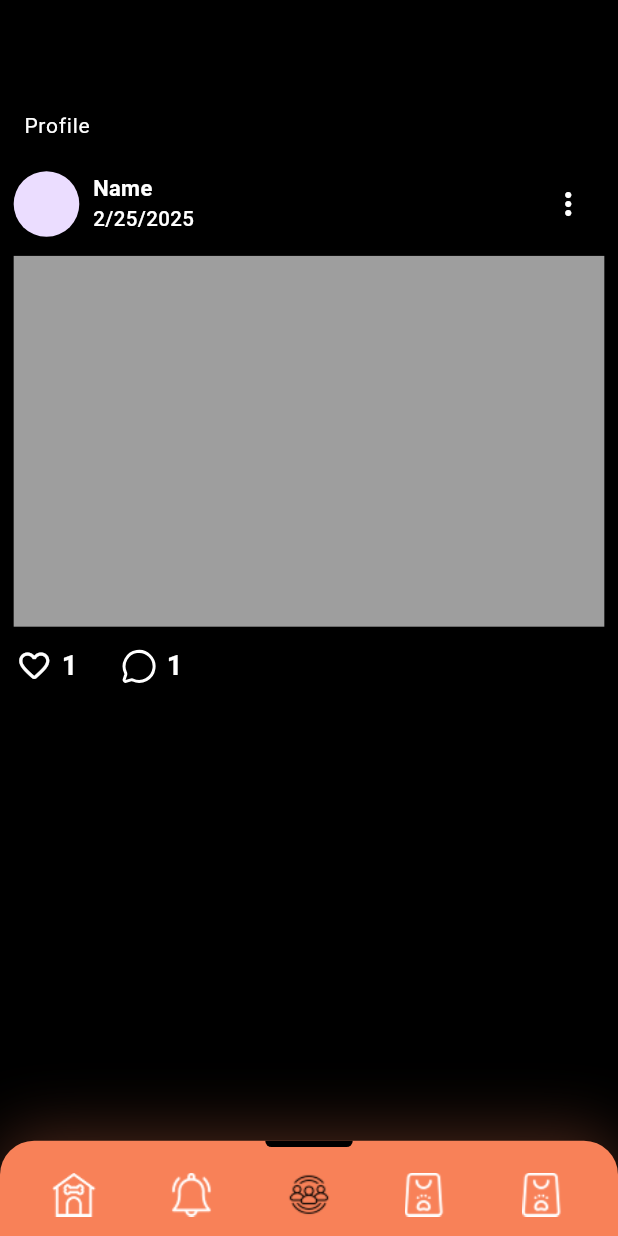
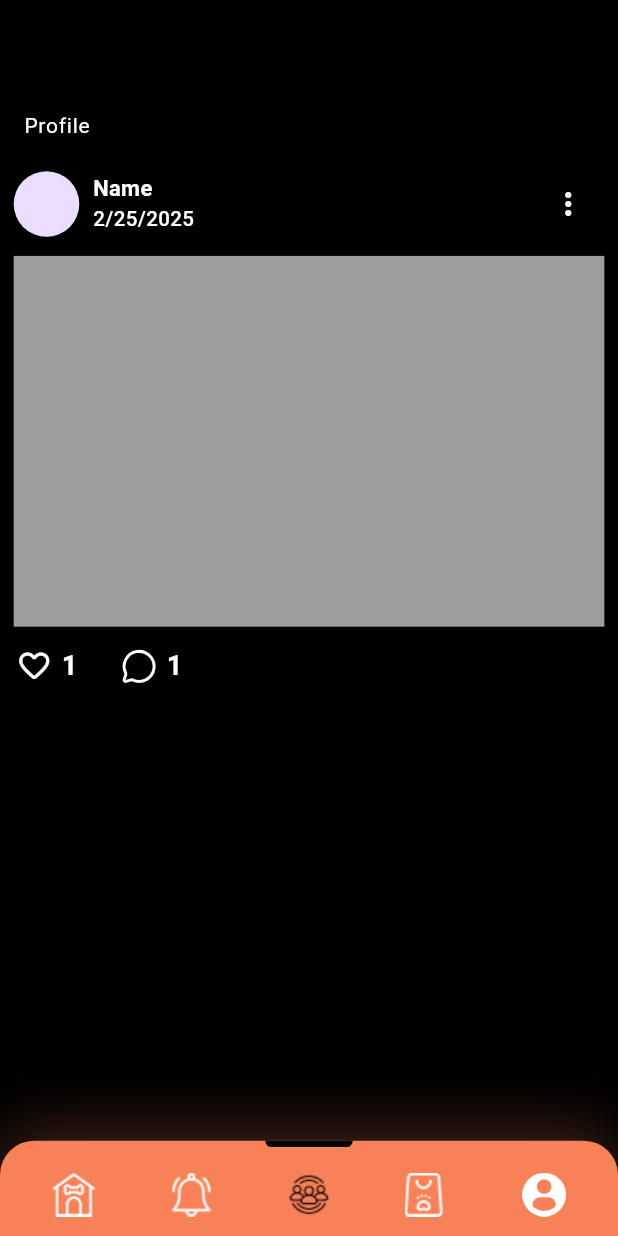
Before and after one commit to Chandupa04/furrpal, a Flutter app: the NavBar screen opened directly, item 3 of the bottom bar chosen, on a phone screen of 412 x 824 dp. Run offline on Flutter 3.47's test engine with Material 3 defaults, Android fonts, the phone set to English and light mode, and no system bars; our stand-ins replace firebase_auth, firebase_core, flutter_bloc, flutter_screenutil, lucide_icons_flutter; missing offline and left inert: custom_check_box, platform_text; accounts and stored records are empty.

Commit message:
user profile

```diff
--- a/lib/features/nav_bar/presentation/pages/nav_bar.dart
+++ b/lib/features/nav_bar/presentation/pages/nav_bar.dart
@@ -76,8 +76,8 @@ class _NavBarState extends State<NavBar> {
               3,
             ),
             _buildNavItem(
-              'assets/icons/pet-shop.png',
-              'assets/icons/pet-shop.png',
+              'assets/icons/user_profile.png',
+              'assets/icons/user_profile.png',
               4,
             ),
           ],
--- a/lib/features/user_profile/presentation/pages/user_profile.dart
+++ b/lib/features/user_profile/presentation/pages/user_profile.dart
@@ -30,7 +30,7 @@ class _UserProfileState extends State<UserProfile> {
         body: Column(
           children: [
             ButtonCustom(
-              text: 'logout',
+              text: 'Logout',
               callback: logout,
             )
           ],
```
Also changed, not shown: assets/icons/user_profile.png (added).
